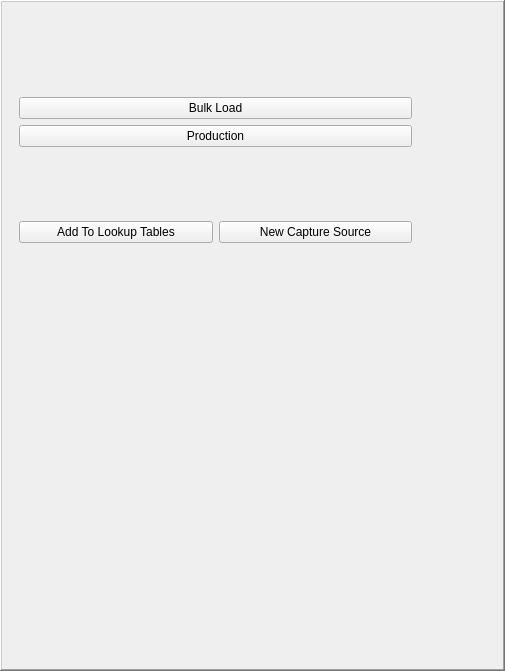
linz/nz-buildings, file buildings/gui/start_up.ui: the form before one commit.
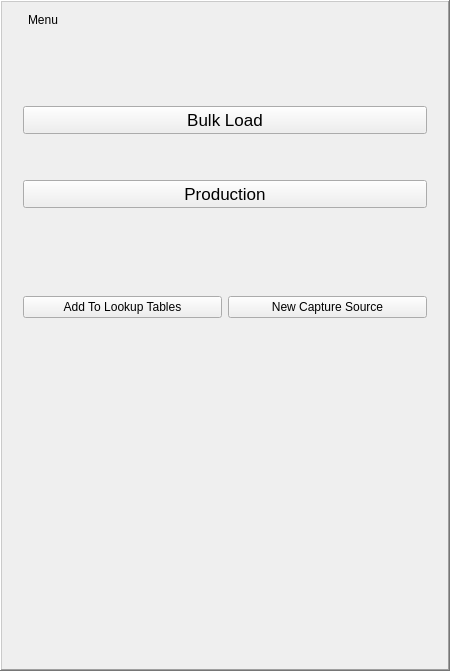
The form after the commit.

```diff
--- a/buildings/gui/start_up.ui
+++ b/buildings/gui/start_up.ui
@@ -6,46 +6,105 @@
    <rect>
     <x>0</x>
     <y>0</y>
-    <width>505</width>
+    <width>450</width>
     <height>671</height>
    </rect>
   </property>
   <property name="windowTitle">
    <string>Frame</string>
   </property>
+  <property name="styleSheet">
+   <string notr="true">
+QGroupBox {
+    border: 1px solid #D8D4D3;
+    border-radius: 9px;
+    margin-top: 0.5em;
+}
+
+QGroupBox::title {
+    subcontrol-origin: margin;
+    left: 10px;
+	font-weight: italic;
+    padding: 0 1px 0 3px;
+}</string>
+  </property>
   <property name="frameShape">
    <enum>QFrame::WinPanel</enum>
   </property>
   <property name="frameShadow">
    <enum>QFrame::Raised</enum>
   </property>
-  <widget class="QFrame" name="frame">
-   <property name="geometry">
-    <rect>
-     <x>10</x>
-     <y>20</y>
-     <width>411</width>
-     <height>301</height>
-    </rect>
-   </property>
-   <property name="frameShape">
-    <enum>QFrame::NoFrame</enum>
-   </property>
-   <property name="frameShadow">
-    <enum>QFrame::Raised</enum>
-   </property>
    <layout class="QVBoxLayout" name="verticalLayout">
     <item>
+    <widget class="QGroupBox" name="groupBox">
+     <property name="styleSheet">
+      <string notr="true">
+QGroupBox {
+    border: 0px solid #000000;
+    border-radius: 9px;
+    margin-top: 0.5em;
+}
+
+QGroupBox::title {
+    subcontrol-origin: margin;
+    left: 10px;
+	font-weight: italic;
+    padding: 0 1px 0 3px;
+}</string>
+     </property>
+     <property name="title">
+      <string>Menu</string>
+     </property>
+     <layout class="QVBoxLayout" name="verticalLayout_3">
+      <item>
+       <spacer name="verticalSpacer_3">
+        <property name="orientation">
+         <enum>Qt::Vertical</enum>
+        </property>
+        <property name="sizeHint" stdset="0">
+         <size>
+          <width>20</width>
+          <height>71</height>
+         </size>
+        </property>
+       </spacer>
+      </item>
+      <item>
      <layout class="QVBoxLayout" name="verticalLayout_2">
       <item>
        <widget class="QPushButton" name="btn_bulk_load">
+          <property name="styleSheet">
+           <string notr="true">QPushButton {
+    font-size: 13pt;
+}
+</string>
+          </property>
         <property name="text">
          <string>Bulk Load</string>
         </property>
        </widget>
       </item>
+        <item>
+         <spacer name="verticalSpacer">
+          <property name="orientation">
+           <enum>Qt::Vertical</enum>
+          </property>
+          <property name="sizeHint" stdset="0">
+           <size>
+            <width>20</width>
+            <height>40</height>
+           </size>
+          </property>
+         </spacer>
+        </item>
       <item>
        <widget class="QPushButton" name="btn_production">
+          <property name="styleSheet">
+           <string notr="true">QPushButton {
+    font-size: 13pt;
+}
+</string>
+          </property>
         <property name="text">
          <string>Production</string>
         </property>
@@ -53,10 +112,26 @@
       </item>
      </layout>
     </item>
+      <item>
+       <spacer name="verticalSpacer_2">
+        <property name="orientation">
+         <enum>Qt::Vertical</enum>
+        </property>
+        <property name="sizeHint" stdset="0">
+         <size>
+          <width>20</width>
+          <height>40</height>
+         </size>
+        </property>
+       </spacer>
+      </item>
     <item>
      <layout class="QHBoxLayout" name="horizontalLayout">
       <item>
        <widget class="QPushButton" name="btn_new_entry">
+          <property name="styleSheet">
+           <string notr="true"/>
+          </property>
         <property name="text">
          <string>Add To Lookup Tables</string>
         </property>
@@ -64,6 +139,9 @@
       </item>
       <item>
        <widget class="QPushButton" name="btn_new_capture_source">
+          <property name="styleSheet">
+           <string notr="true"/>
+          </property>
         <property name="text">
          <string>New Capture Source</string>
         </property>
@@ -71,8 +149,62 @@
       </item>
      </layout>
     </item>
-   </layout>
-  </widget>
+      <item>
+       <spacer name="verticalSpacer_4">
+        <property name="orientation">
+         <enum>Qt::Vertical</enum>
+        </property>
+        <property name="sizeHint" stdset="0">
+         <size>
+          <width>20</width>
+          <height>40</height>
+         </size>
+        </property>
+       </spacer>
+      </item>
+      <item>
+       <spacer name="verticalSpacer_7">
+        <property name="orientation">
+         <enum>Qt::Vertical</enum>
+        </property>
+        <property name="sizeHint" stdset="0">
+         <size>
+          <width>20</width>
+          <height>40</height>
+         </size>
+        </property>
+       </spacer>
+      </item>
+      <item>
+       <spacer name="verticalSpacer_6">
+        <property name="orientation">
+         <enum>Qt::Vertical</enum>
+        </property>
+        <property name="sizeHint" stdset="0">
+         <size>
+          <width>20</width>
+          <height>40</height>
+         </size>
+        </property>
+       </spacer>
+      </item>
+      <item>
+       <spacer name="verticalSpacer_5">
+        <property name="orientation">
+         <enum>Qt::Vertical</enum>
+        </property>
+        <property name="sizeHint" stdset="0">
+         <size>
+          <width>20</width>
+          <height>40</height>
+         </size>
+        </property>
+       </spacer>
+      </item>
+     </layout>
+    </widget>
+   </item>
+  </layout>
  </widget>
  <resources/>
  <connections/>
```
Lines whose indentation alone changed are shown as unchanged.
